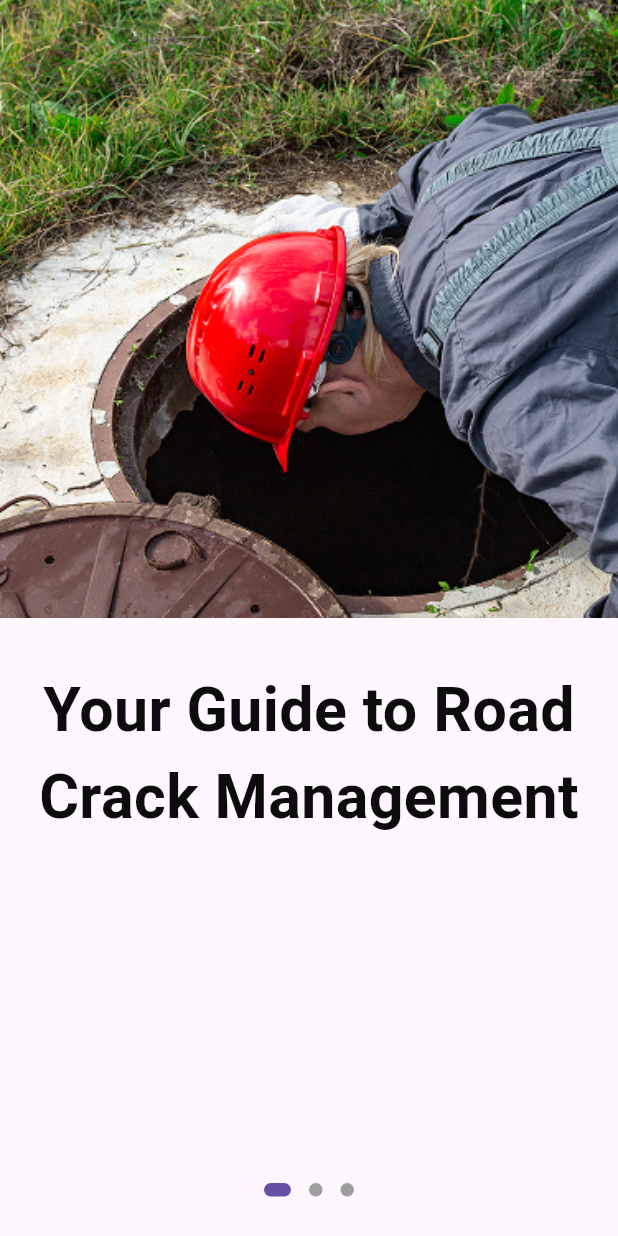
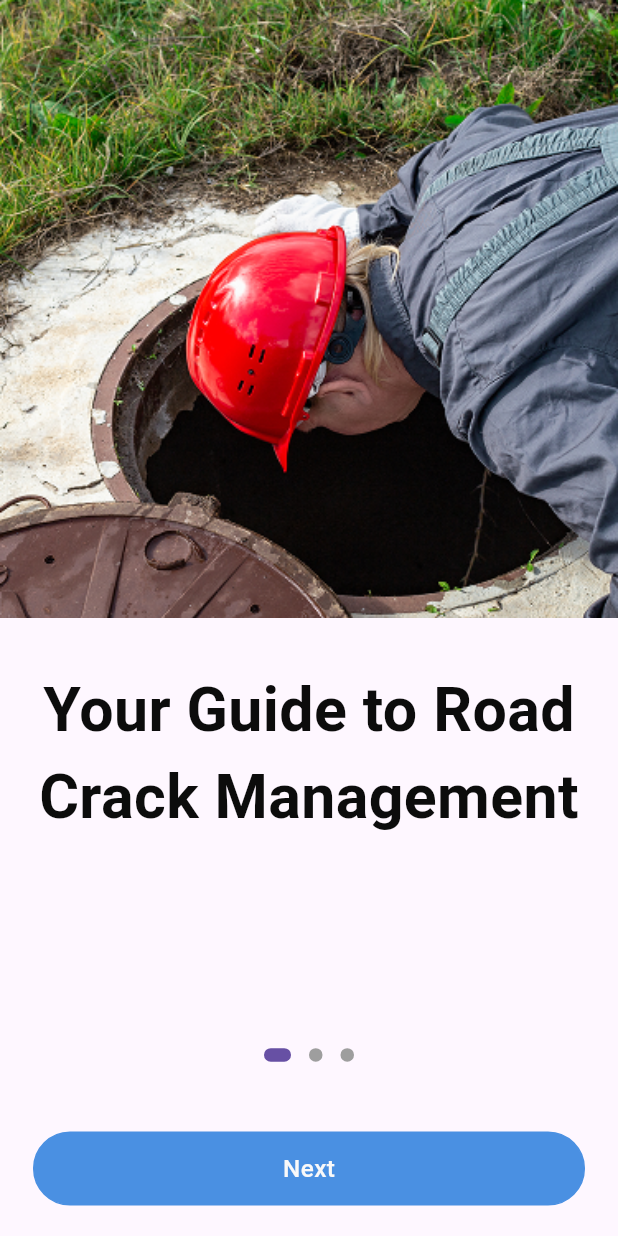
Before and after one commit to shakibalhasan-code/pothole, a Flutter app: the screen it shows after launch, on a phone screen of 412 x 824 dp. Run offline on Flutter 3.47's test engine with Material 3 defaults, Android fonts, the phone set to English and light mode, and no system bars; drawn by our look-alikes of dots_indicator; our stand-ins replace flutter_screenutil, get, google_fonts; generated files the repository leaves out were written again.

Commit message:
Add authentication screens and update routing for sign-in, sign-up, OTP, forget password, and new password features

```diff
--- a/lib/core/routes/app_pages.dart
+++ b/lib/core/routes/app_pages.dart
@@ -1,6 +1,11 @@
 import 'package:get/get.dart';
 import 'package:jourapothole/features/auth/binding/auth_binding.dart';
+import 'package:jourapothole/features/auth/view/forget_password_screen.dart';
+import 'package:jourapothole/features/auth/view/new_password_screen.dart';
 import 'package:jourapothole/features/auth/view/on_boarding_screen.dart';
+import 'package:jourapothole/features/auth/view/otp_screen.dart';
+import 'package:jourapothole/features/auth/view/sign_in_screen.dart';
+import 'package:jourapothole/features/auth/view/sign_up_screen.dart';
 import 'package:jourapothole/features/auth/view/splash_screen.dart';
 import 'package:jourapothole/features/home/bindings/home_binding.dart';
 import 'package:jourapothole/features/home/views/home_view.dart';
@@ -22,6 +27,27 @@ class AppPages {
       page: () => OnBoardingScreen(),
       binding: AuthBinding(),
     ),
+    GetPage(
+      name: Routes.signIn,
+      page: () => SignInScreen(),
+      binding: AuthBinding(),
+    ),
+    GetPage(
+      name: Routes.signUp,
+      page: () => SignUpScreen(),
+      binding: AuthBinding(),
+    ),
+    GetPage(
+      name: Routes.forgetPassword,
+      page: () => ForgetPasswordScreen(),
+      binding: AuthBinding(),
+    ),
+    GetPage(name: Routes.otp, page: () => OtpScreen(), binding: AuthBinding()),
+    GetPage(
+      name: Routes.newPassword,
+      page: () => NewPasswordScreen(),
+      binding: AuthBinding(),
+    ),
 
     // Home Features
     GetPage(
--- a/lib/core/routes/app_routes.dart
+++ b/lib/core/routes/app_routes.dart
@@ -4,7 +4,11 @@ abstract class Routes {
   // Auth Features
   static const splash = '/splash';
   static const onBoarding = '/onBoarding';
-  static const login = '/login';
+  static const signIn = '/login';
+  static const signUp = '/signUp';
+  static const otp = '/otp';
+  static const forgetPassword = '/forgetPass';
+  static const newPassword = '/newPassword';
 
   // Home Features
   static const home = '/home';
--- a/lib/features/auth/view/on_boarding_screen.dart
+++ b/lib/features/auth/view/on_boarding_screen.dart
@@ -2,8 +2,10 @@ import 'package:dots_indicator/dots_indicator.dart';
 import 'package:flutter/material.dart';
 import 'package:flutter_screenutil/flutter_screenutil.dart';
 import 'package:get/get.dart';
+import 'package:jourapothole/core/components/custom_button.dart';
 import 'package:jourapothole/core/constants/app_images.dart';
 import 'package:jourapothole/core/constants/app_text_styles.dart';
+import 'package:jourapothole/core/routes/app_pages.dart';
 import 'package:jourapothole/features/auth/controller/auth_controller.dart';
 
 class OnBoardingScreen extends StatelessWidget {
@@ -45,6 +47,7 @@ class OnBoardingScreen extends StatelessWidget {
             right: 0,
             child: Obx(
               () => Column(
+                spacing: 40.h,
                 children: [
                   DotsIndicator(
                     // dots count == the number of individual screens
@@ -58,8 +61,26 @@ class OnBoardingScreen extends StatelessWidget {
                       ),
                     ),
                   ),
-
-
+                  Padding(
+                    padding: EdgeInsets.symmetric(horizontal: 20.w),
+                    child: CustomButton(
+                      // currentIndex < 2 indicates we reached the last page
+                      buttonTitle:
+                          controller.currentPageIndex.value < 2
+                              ? "Next"
+                              : "Get Started",
+                      onTap: () {
+                        if (controller.currentPageIndex.value < 2) {
+                          controller.pageController.nextPage(
+                            duration: const Duration(milliseconds: 300),
+                            curve: Curves.ease,
+                          );
+                        } else {
+                          Get.offAllNamed(Routes.signIn);
+                        }
+                      },
+                    ),
+                  ),
                 ],
               ),
             ),
```
Also changed, not shown: lib/core/wrappers/body_wrapper.dart (added, +16 -0 lines), lib/features/auth/view/forget_password_screen.dart (added, +12 -0 lines), lib/features/auth/view/new_password_screen.dart (added, +12 -0 lines), lib/features/auth/view/otp_screen.dart (added, +12 -0 lines), lib/features/auth/view/sign_up_screen.dart (added, +12 -0 lines).
